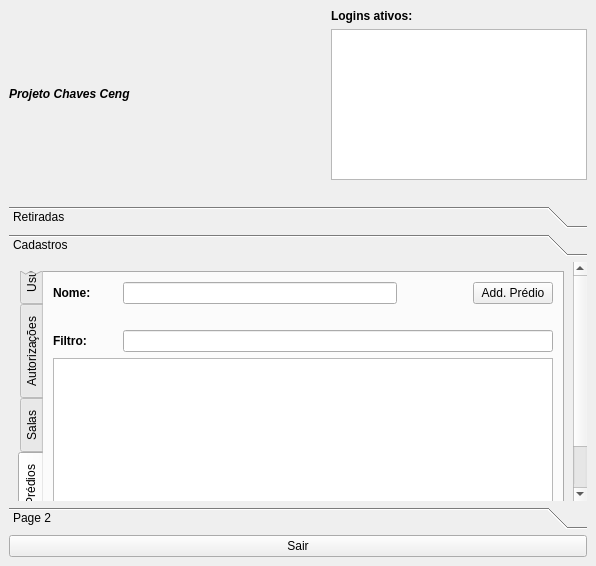
walkermarcos/Chaves, file nivel2.ui: the form before one commit.
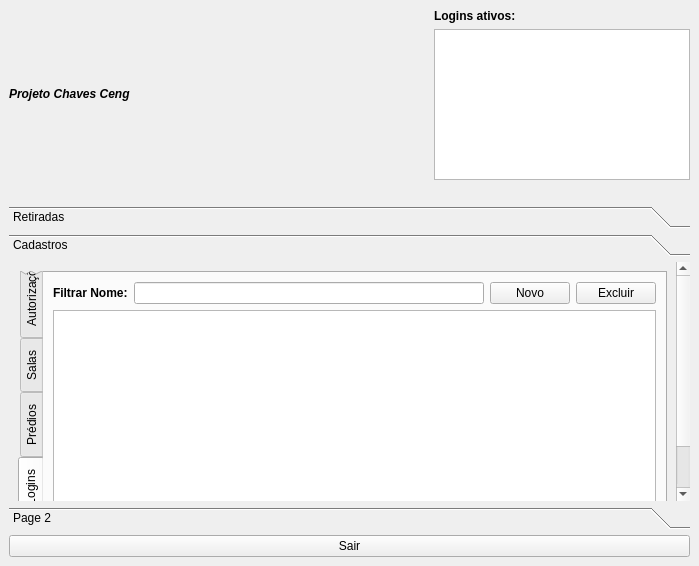
The form after the commit. Icons and pictures are not drawn.

Diff of the .ui file:
```diff
--- a/nivel2.ui
+++ b/nivel2.ui
@@ -6,7 +6,7 @@
    <rect>
     <x>0</x>
     <y>0</y>
-    <width>596</width>
+    <width>699</width>
     <height>566</height>
    </rect>
   </property>
@@ -262,8 +262,8 @@
        <property name="geometry">
         <rect>
          <x>0</x>
-         <y>-79</y>
-         <width>564</width>
+         <y>0</y>
+         <width>667</width>
          <height>295</height>
         </rect>
        </property>
@@ -311,7 +311,7 @@
            <enum>QTabWidget::West</enum>
           </property>
           <property name="currentIndex">
-           <number>3</number>
+           <number>4</number>
           </property>
           <widget class="QWidget" name="tab">
            <property name="sizePolicy">
@@ -695,6 +695,12 @@
             <string>Prédios</string>
            </attribute>
            <layout class="QGridLayout" name="gridLayout_7">
+            <item row="3" column="1" colspan="3">
+             <widget class="QLineEdit" name="lineEdit_8"/>
+            </item>
+            <item row="0" column="1" colspan="2">
+             <widget class="QLineEdit" name="lineEdit_7"/>
+            </item>
             <item row="0" column="0">
              <widget class="QLabel" name="label_16">
               <property name="font">
@@ -708,27 +714,21 @@
               </property>
              </widget>
             </item>
-            <item row="3" column="0" rowspan="2" colspan="7">
-             <spacer name="horizontalSpacer_2">
-              <property name="orientation">
-               <enum>Qt::Horizontal</enum>
+            <item row="5" column="0" colspan="4">
+             <widget class="QPushButton" name="pushButton_12">
+              <property name="text">
+               <string>Excluir</string>
               </property>
-              <property name="sizeHint" stdset="0">
-               <size>
-                <width>492</width>
-                <height>20</height>
-               </size>
-              </property>
-             </spacer>
+             </widget>
             </item>
-            <item row="0" column="6">
+            <item row="0" column="3">
              <widget class="QPushButton" name="pushButton_9">
               <property name="text">
                <string>Add. Prédio</string>
               </property>
              </widget>
             </item>
-            <item row="5" column="0">
+            <item row="3" column="0">
              <widget class="QLabel" name="label_17">
               <property name="font">
                <font>
@@ -741,7 +741,7 @@
               </property>
              </widget>
             </item>
-            <item row="6" column="0" colspan="7">
+            <item row="4" column="0" colspan="4">
              <widget class="QTableWidget" name="tableWidget_5">
               <property name="editTriggers">
                <set>QAbstractItemView::NoEditTriggers</set>
@@ -760,19 +760,68 @@
               </attribute>
              </widget>
             </item>
-            <item row="5" column="1" colspan="6">
-             <widget class="QLineEdit" name="lineEdit_8"/>
+           </layout>
+          </widget>
+          <widget class="QWidget" name="tab_5">
+           <attribute name="title">
+            <string>Logins</string>
+           </attribute>
+           <layout class="QGridLayout" name="gridLayout_8">
+            <item row="0" column="0">
+             <widget class="QLabel" name="label_18">
+              <property name="font">
+               <font>
+                <weight>75</weight>
+                <bold>true</bold>
+               </font>
+              </property>
+              <property name="text">
+               <string>Filtrar Nome:</string>
+              </property>
+             </widget>
             </item>
-            <item row="0" column="1" colspan="4">
-             <widget class="QLineEdit" name="lineEdit_7"/>
+            <item row="0" column="1">
+             <widget class="QLineEdit" name="lineEdit_9"/>
             </item>
-            <item row="7" column="0" colspan="7">
-             <widget class="QPushButton" name="pushButton_12">
+            <item row="0" column="2">
+             <widget class="QPushButton" name="pushButton_13">
+              <property name="text">
+               <string>Novo</string>
+              </property>
+             </widget>
+            </item>
+            <item row="0" column="3">
+             <widget class="QPushButton" name="pushButton_14">
               <property name="text">
                <string>Excluir</string>
               </property>
              </widget>
             </item>
+            <item row="1" column="0" colspan="4">
+             <widget class="QTableWidget" name="tableWidget_6">
+              <property name="sizePolicy">
+               <sizepolicy hsizetype="Expanding" vsizetype="Expanding">
+                <horstretch>0</horstretch>
+                <verstretch>0</verstretch>
+               </sizepolicy>
+              </property>
+              <property name="editTriggers">
+               <set>QAbstractItemView::NoEditTriggers</set>
+              </property>
+              <property name="selectionMode">
+               <enum>QAbstractItemView::MultiSelection</enum>
+              </property>
+              <property name="selectionBehavior">
+               <enum>QAbstractItemView::SelectRows</enum>
+              </property>
+              <attribute name="horizontalHeaderStretchLastSection">
+               <bool>true</bool>
+              </attribute>
+              <attribute name="verticalHeaderVisible">
+               <bool>false</bool>
+              </attribute>
+             </widget>
+            </item>
            </layout>
           </widget>
          </widget>
```
Left out of the diff: 7 changed lines with no effect on the pictures.
